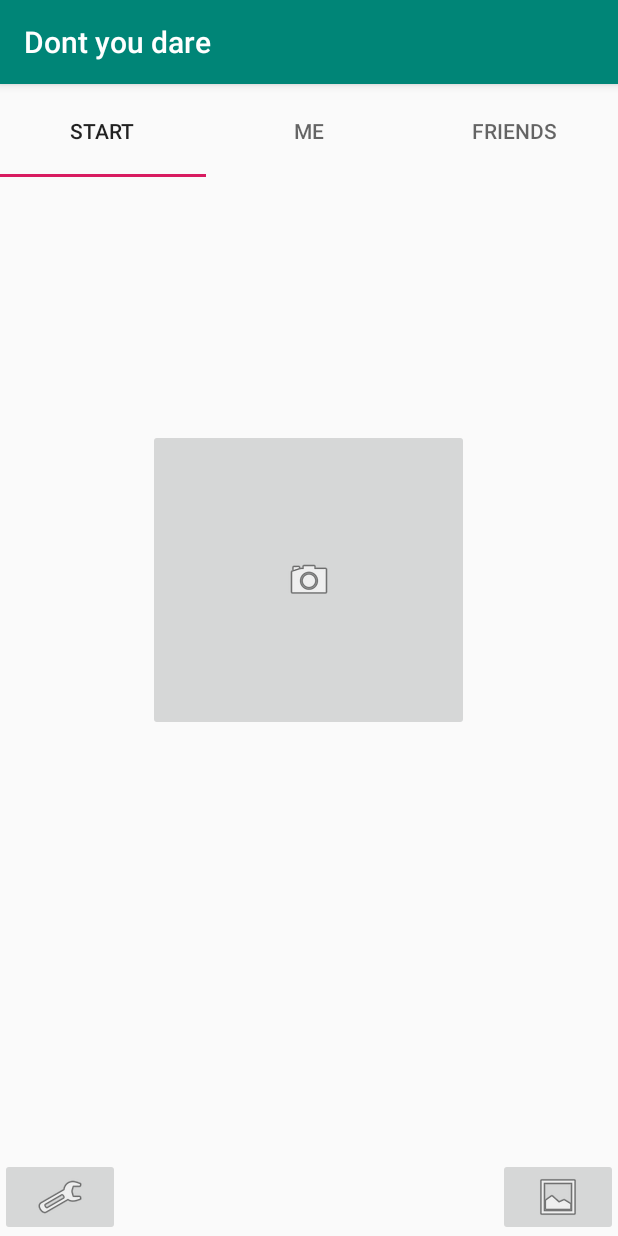
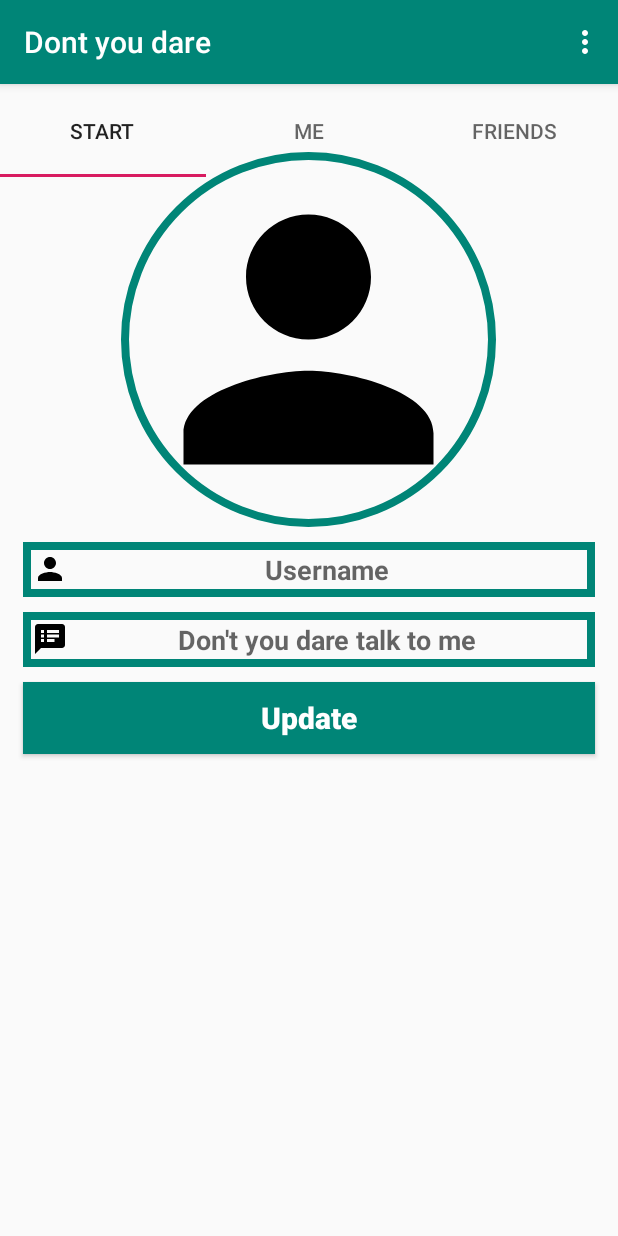
Before and after one commit to XeniaSchamne/DontYouDare, an Android app: the screen it shows after launch once a user with an empty profile is signed in (MainActivity), on a phone screen of 412 x 824 dp. Run offline under Robolectric (Android 15) with nearby library versions, the phone set to English and light mode, and no system bars; our stand-ins replace CircleImageView, Firebase (no records; nobody signed in at launch, a user with empty details on screens opened directly), Room's generated code; 4 statements that could not run were skipped.

Commit message:
Überarbeitung Start Fragmnt und Optionen mit Logout Funktion
Verbuggeter Start

Co-Authored-By: xeniaschamne <xeniaschamne@users.noreply.github.com>

```diff
--- a/app/build.gradle
+++ b/app/build.gradle
@@ -48,6 +48,9 @@ dependencies {
     implementation "androidx.room:room-runtime:$room_version"
     annotationProcessor "androidx.room:room-compiler:$room_version"
 
+    //Circle View
+    implementation "de.hdodenhof:circleimageview:3.0.2"
+
 
 }
 
--- a/app/src/main/AndroidManifest.xml
+++ b/app/src/main/AndroidManifest.xml
@@ -4,6 +4,7 @@
     package="com.example.dontyoudare">
 
     <uses-permission android:name="android.permission.CAMERA" />
+    <uses-permission android:name="android.permission.INTERNET" />
 
     <application
         android:allowBackup="true"
@@ -13,7 +14,8 @@
         android:supportsRtl="true"
         android:theme="@style/AppTheme"
         tools:ignore="GoogleAppIndexingWarning">
-        <activity android:name=".RegisterActivity"></activity>
+        <activity android:name=".SettingsActivity"></activity>
+        <activity android:name=".RegisterActivity" />
         <activity android:name=".LoginActivity" />
         <activity
             android:name=".AddEditNoteActivity"
--- a/app/src/main/java/com/example/dontyoudare/MainActivity.java
+++ b/app/src/main/java/com/example/dontyoudare/MainActivity.java
@@ -17,6 +17,9 @@ import android.net.Uri;
 import android.os.Build;
 import android.os.Bundle;
 import android.provider.MediaStore;
+import android.view.Menu;
+import android.view.MenuInflater;
+import android.view.MenuItem;
 import android.view.View;
 import android.widget.ImageButton;
 import android.widget.Toast;
@@ -117,4 +120,29 @@ public class MainActivity extends AppCompatActivity {
         Intent logIntent = new Intent(MainActivity.this, LoginActivity.class);
         startActivity(logIntent);
     }
+
+    @Override
+    public boolean onCreateOptionsMenu(Menu menu) {
+        super.onCreateOptionsMenu(menu);
+        getMenuInflater().inflate(R.menu.me_menu,menu);
+
+        return true;
+    }
+
+    @Override
+    public boolean onOptionsItemSelected(@NonNull MenuItem item) {
+        switch (item.getItemId()){
+            case R.id.delete_all_notes:
+                //TODO Methode zum Löschen & Toast
+                return true;
+            case R.id.main_find_friends_option:
+                return true;
+            case R.id.main_logout_option:
+                mAuth.signOut();
+                SendUserToLoginActivity();
+                return true;
+            default:
+                return super.onOptionsItemSelected(item);
+        }
+    }
 }
--- a/app/src/main/java/com/example/dontyoudare/Start.java
+++ b/app/src/main/java/com/example/dontyoudare/Start.java
@@ -11,16 +11,24 @@ import android.os.Build;
 import android.os.Bundle;
 
 import androidx.annotation.NonNull;
+
 import androidx.core.app.ActivityCompat;
 import androidx.fragment.app.Fragment;
 
 import android.provider.MediaStore;
 import android.view.LayoutInflater;
+
 import android.view.View;
 import android.view.ViewGroup;
+import android.widget.Button;
+import android.widget.EditText;
 import android.widget.ImageButton;
-import android.widget.TextView;
+
 import android.widget.Toast;
+
+import com.google.firebase.auth.FirebaseAuth;
+
+import de.hdodenhof.circleimageview.CircleImageView;
 
 
 /**
@@ -30,7 +38,9 @@ public class Start extends Fragment {
 
     private static final int PERMISSION_CODE = 1000;
     private static final int IMAGE_CAPTURE_CODE = 1001;
-    ImageButton uploadImageBtn;
+    private Button UpdateAccountSettings;
+    private EditText userName, userStatus;
+    private CircleImageView userProfileImage;
     static Uri image_uri;
 
     public Start() {
@@ -42,10 +52,13 @@ public class Start extends Fragment {
     public View onCreateView(LayoutInflater inflater, ViewGroup container,
                              Bundle savedInstanceState) {
 
+
+
         // Inflate the layout for this fragment
         View v = inflater.inflate(R.layout.fragment_start, container, false);
 
-        uploadImageBtn = v.findViewById(R.id.image_button);
+        InitializeFields();
+       /* uploadImageBtn = v.findViewById(R.id.image_button);
         uploadImageBtn.setOnClickListener(new View.OnClickListener() {
             @Override
             public void onClick(View v) {
@@ -62,9 +75,17 @@ public class Start extends Fragment {
                     openCamera();
                 }
             }
-        });
+        });*/
         return v;
     }
+
+    private void InitializeFields() {
+        UpdateAccountSettings = (Button) getView().findViewById(R.id.update_settings_button);
+        userName = getView().findViewById(R.id.set_user_name);
+        userStatus = getView().findViewById(R.id.set_profile_status);
+        userProfileImage = getView().findViewById(R.id.set_profile_image);
+    }
+
     //Methode zum öffnen der Kamera
     public void openCamera(){
         ContentValues values = new ContentValues();
@@ -93,10 +114,11 @@ public class Start extends Fragment {
     }
 
     // Test ob unser Permissionergebnis OK ist und wenn ja, upload des aufgenommenen Bildes
-    @Override
+  /*  @Override
     public void onActivityResult(int requestCode, int resultCode, Intent data) {
         if (resultCode == Activity.RESULT_OK) {
             uploadImageBtn.setImageURI(image_uri);
         }
-    }
+    }*/
+
 }
--- /dev/null
+++ b/app/src/main/res/drawable/ic_person.xml
@@ -0,0 +1,9 @@
+<vector xmlns:android="http://schemas.android.com/apk/res/android"
+        android:width="24dp"
+        android:height="24dp"
+        android:viewportWidth="24.0"
+        android:viewportHeight="24.0">
+    <path
+        android:fillColor="#FF000000"
+        android:pathData="M12,12c2.21,0 4,-1.79 4,-4s-1.79,-4 -4,-4 -4,1.79 -4,4 1.79,4 4,4zM12,14c-2.67,0 -8,1.34 -8,4v2h16v-2c0,-2.66 -5.33,-4 -8,-4z"/>
+</vector>
--- /dev/null
+++ b/app/src/main/res/drawable/speaker.xml
@@ -0,0 +1,9 @@
+<vector xmlns:android="http://schemas.android.com/apk/res/android"
+        android:width="24dp"
+        android:height="24dp"
+        android:viewportWidth="24.0"
+        android:viewportHeight="24.0">
+    <path
+        android:fillColor="#FF000000"
+        android:pathData="M20,2L4,2c-1.1,0 -1.99,0.9 -1.99,2L2,22l4,-4h14c1.1,0 2,-0.9 2,-2L22,4c0,-1.1 -0.9,-2 -2,-2zM8,14L6,14v-2h2v2zM8,11L6,11L6,9h2v2zM8,8L6,8L6,6h2v2zM15,14h-5v-2h5v2zM18,11h-8L10,9h8v2zM18,8h-8L10,6h8v2z"/>
+</vector>
--- a/app/src/main/res/layout/fragment_start.xml
+++ b/app/src/main/res/layout/fragment_start.xml
@@ -5,44 +5,72 @@
     android:id="@+id/starttab"
     xmlns:app="http://schemas.android.com/apk/res-auto"
     xmlns:tools="http://schemas.android.com/tools"
-    android:layout_width="fill_parent"
-    android:layout_height="fill_parent"
-    android:orientation="vertical"
+    android:layout_width="match_parent"
+    android:layout_height="match_parent"
     tools:context=".Start">
 
-    <!-- Galerie Button -->
-    <ImageButton
-        android:id="@+id/gallery_button"
-        android:layout_width="80dp"
+    <de.hdodenhof.circleimageview.CircleImageView
+        android:id="@+id/set_profile_image"
+        android:layout_width="250dp"
+        android:layout_height="250dp"
+        android:layout_alignParentTop="true"
+        android:layout_centerHorizontal="true"
+        android:layout_marginTop="45dp"
+        android:src="@drawable/ic_person"
+        app:civ_border_width="5dp"
+        app:civ_border_color="@color/colorPrimary"/>
+
+    <EditText
+    android:id="@+id/set_user_name"
+    android:layout_width="match_parent"
+    android:layout_height="wrap_content"
+    android:layout_below="@+id/set_profile_image"
+    android:inputType="textMultiLine"
+    android:hint="Username"
+    android:textAlignment="center"
+    android:drawableStart="@drawable/ic_person"
+    android:drawableLeft="@drawable/ic_person"
+    android:textColor="@color/colorPrimaryDark"
+    android:textStyle="bold"
+    android:background="@drawable/inputs"
+    android:layout_marginStart="15dp"
+    android:layout_marginEnd="15dp"
+    android:padding="6dp"
+    android:layout_marginTop="10dp"/>
+
+    <EditText
+        android:id="@+id/set_profile_status"
+        android:layout_width="match_parent"
         android:layout_height="wrap_content"
-        android:layout_alignParentRight="true"
-        android:layout_alignParentBottom="true"
-        app:srcCompat="@android:drawable/ic_menu_gallery"
-        android:contentDescription="@string/gallery"
-        android:layout_alignParentEnd="true" />
+        android:layout_below="@+id/set_user_name"
+        android:inputType="textMultiLine"
+        android:hint="Don't you dare talk to me"
+        android:textAlignment="center"
+        android:drawableStart="@drawable/speaker"
+        android:drawableLeft="@drawable/speaker"
+        android:textColor="@color/colorPrimaryDark"
+        android:textStyle="bold"
+        android:background="@drawable/inputs"
+        android:layout_marginStart="15dp"
+        android:layout_marginEnd="15dp"
+        android:padding="6dp"
+        android:layout_marginTop="10dp"/>
 
-
-    <!-- Button zum Hochladen eines Bildes -->
-    <ImageButton
-        android:id="@+id/image_button"
-        android:layout_width="214dp"
-        android:layout_height="201dp"
-        android:layout_alignParentTop="false"
-        android:layout_alignParentBottom="false"
-        android:layout_centerHorizontal="true"
-        android:layout_centerVertical="false"
-        android:layout_marginTop="230dp"
-        android:contentDescription="@string/tabItemMe"
-        android:scaleType="centerInside"
-        app:srcCompat="@android:drawable/ic_menu_camera" />
-
-    <!-- Option-Menü-Button -->
-    <ImageButton
-        android:id="@+id/optionButton"
-        android:layout_width="80dp"
+    <Button
+        android:id="@+id/update_settings_button"
+        android:layout_width="match_parent"
         android:layout_height="wrap_content"
-        android:layout_alignParentBottom="true"
-        app:srcCompat="@android:drawable/ic_menu_preferences"
-        android:contentDescription="@string/option" />
+        android:layout_below="@+id/set_profile_status"
+        android:text="Update"
+        android:textAlignment="center"
+        android:textColor="@color/cardview_light_background"
+        android:textStyle="bold"
+        android:background="@drawable/button"
+        android:layout_marginStart="15dp"
+        android:layout_marginEnd="15dp"
+        android:padding="6dp"
+        android:layout_marginTop="10dp"
+        android:textAllCaps="false"
+        android:textSize="20sp"/>
 
 </RelativeLayout>
--- a/app/src/main/res/menu/me_menu.xml
+++ b/app/src/main/res/menu/me_menu.xml
@@ -3,7 +3,16 @@
     xmlns:app="http://schemas.android.com/apk/res-auto">
     <item
         android:id="@+id/delete_all_notes"
-        android:title="Lösche alle Knoten"
+        android:title="Lösche alle Aufgaben"
         app:showAsAction="never"/>
 
+    <item
+        android:title="Finde Freunde"
+        android:id="@+id/main_find_friends_option"
+        app:showAsAction="never"/>
+
+    <item
+        android:title="Logout"
+        android:id="@+id/main_logout_option"
+        app:showAsAction="never"/>
 </menu>
```
Also changed, not shown: app/src/main/java/com/example/dontyoudare/LoginActivity.java (+4 -14 lines), app/src/main/java/com/example/dontyoudare/Me.java (+2 -23 lines), app/src/main/java/com/example/dontyoudare/RegisterActivity.java (+17 -1 lines), app/src/main/java/com/example/dontyoudare/SettingsActivity.java (added, +14 -0 lines), app/src/main/res/layout/activity_settings.xml (added, +9 -0 lines).
